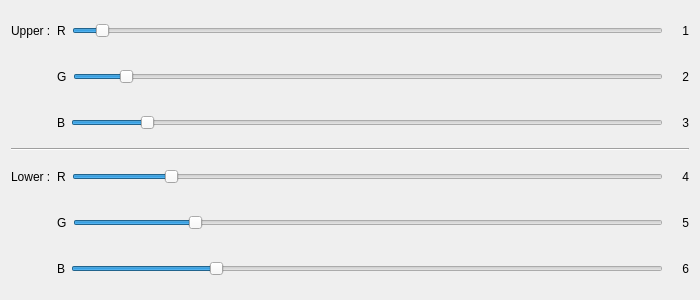
Above: TEST_UI/untitled.ui from 4A8G0039/HW_OpenCV before the change. Below: the same form after it.
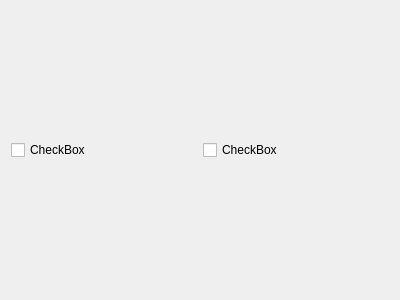
That is the form after the change.

Commit message: ADD_Hough_Line_Transform

```diff
--- a/TEST_UI/untitled.ui
+++ b/TEST_UI/untitled.ui
@@ -6,7 +6,7 @@
    <rect>
     <x>0</x>
     <y>0</y>
-    <width>700</width>
+    <width>400</width>
     <height>300</height>
    </rect>
   </property>
@@ -17,389 +17,16 @@
    <item>
     <layout class="QHBoxLayout" name="u_r_horizontalLayout">
      <item>
-      <widget class="QLabel" name="Upper_label">
-       <property name="enabled">
-        <bool>true</bool>
-       </property>
-       <property name="sizePolicy">
-        <sizepolicy hsizetype="Minimum" vsizetype="Preferred">
-         <horstretch>0</horstretch>
-         <verstretch>0</verstretch>
-        </sizepolicy>
-       </property>
-       <property name="minimumSize">
-        <size>
-         <width>40</width>
-         <height>0</height>
-        </size>
-       </property>
+      <widget class="QCheckBox" name="checkBox_2">
        <property name="text">
-        <string notr="true">Upper :</string>
+        <string>CheckBox</string>
        </property>
       </widget>
      </item>
      <item>
-      <widget class="QLabel" name="u_r">
+      <widget class="QCheckBox" name="checkBox">
        <property name="text">
-        <string notr="true">R</string>
-       </property>
-      </widget>
-     </item>
-     <item>
-      <widget class="QSlider" name="u_r_Slider">
-       <property name="maximum">
-        <number>250</number>
-       </property>
-       <property name="value">
-        <number>10</number>
-       </property>
-       <property name="orientation">
-        <enum>Qt::Horizontal</enum>
-       </property>
-      </widget>
-     </item>
-     <item>
-      <widget class="QLabel" name="u_r_v">
-       <property name="enabled">
-        <bool>true</bool>
-       </property>
-       <property name="sizePolicy">
-        <sizepolicy hsizetype="Minimum" vsizetype="Preferred">
-         <horstretch>0</horstretch>
-         <verstretch>0</verstretch>
-        </sizepolicy>
-       </property>
-       <property name="minimumSize">
-        <size>
-         <width>20</width>
-         <height>0</height>
-        </size>
-       </property>
-       <property name="text">
-        <string notr="true">1</string>
-       </property>
-       <property name="alignment">
-        <set>Qt::AlignRight|Qt::AlignTrailing|Qt::AlignVCenter</set>
-       </property>
-      </widget>
-     </item>
-    </layout>
-   </item>
-   <item>
-    <layout class="QHBoxLayout" name="u_g_horizontalLayout">
-     <item>
-      <spacer name="u_g_horizontalSpacer">
-       <property name="orientation">
-        <enum>Qt::Horizontal</enum>
-       </property>
-       <property name="sizeType">
-        <enum>QSizePolicy::Minimum</enum>
-       </property>
-       <property name="sizeHint" stdset="0">
-        <size>
-         <width>46</width>
-         <height>20</height>
-        </size>
-       </property>
-      </spacer>
-     </item>
-     <item>
-      <widget class="QLabel" name="u_g">
-       <property name="text">
-        <string notr="true">G</string>
-       </property>
-      </widget>
-     </item>
-     <item>
-      <widget class="QSlider" name="u_g_Slider">
-       <property name="maximum">
-        <number>250</number>
-       </property>
-       <property name="value">
-        <number>20</number>
-       </property>
-       <property name="orientation">
-        <enum>Qt::Horizontal</enum>
-       </property>
-      </widget>
-     </item>
-     <item>
-      <widget class="QLabel" name="u_g_v">
-       <property name="sizePolicy">
-        <sizepolicy hsizetype="Minimum" vsizetype="Preferred">
-         <horstretch>0</horstretch>
-         <verstretch>0</verstretch>
-        </sizepolicy>
-       </property>
-       <property name="minimumSize">
-        <size>
-         <width>20</width>
-         <height>0</height>
-        </size>
-       </property>
-       <property name="text">
-        <string notr="true">2</string>
-       </property>
-       <property name="alignment">
-        <set>Qt::AlignRight|Qt::AlignTrailing|Qt::AlignVCenter</set>
-       </property>
-      </widget>
-     </item>
-    </layout>
-   </item>
-   <item>
-    <layout class="QHBoxLayout" name="u_b_horizontalLayout">
-     <item>
-      <spacer name="u_b_horizontalSpacer">
-       <property name="orientation">
-        <enum>Qt::Horizontal</enum>
-       </property>
-       <property name="sizeType">
-        <enum>QSizePolicy::Minimum</enum>
-       </property>
-       <property name="sizeHint" stdset="0">
-        <size>
-         <width>46</width>
-         <height>20</height>
-        </size>
-       </property>
-      </spacer>
-     </item>
-     <item>
-      <widget class="QLabel" name="u_b">
-       <property name="text">
-        <string notr="true">B</string>
-       </property>
-      </widget>
-     </item>
-     <item>
-      <widget class="QSlider" name="u_b_Slider">
-       <property name="maximum">
-        <number>250</number>
-       </property>
-       <property name="value">
-        <number>30</number>
-       </property>
-       <property name="orientation">
-        <enum>Qt::Horizontal</enum>
-       </property>
-      </widget>
-     </item>
-     <item>
-      <widget class="QLabel" name="u_b_v">
-       <property name="sizePolicy">
-        <sizepolicy hsizetype="Minimum" vsizetype="Preferred">
-         <horstretch>0</horstretch>
-         <verstretch>0</verstretch>
-        </sizepolicy>
-       </property>
-       <property name="minimumSize">
-        <size>
-         <width>20</width>
-         <height>0</height>
-        </size>
-       </property>
-       <property name="text">
-        <string notr="true">3</string>
-       </property>
-       <property name="alignment">
-        <set>Qt::AlignRight|Qt::AlignTrailing|Qt::AlignVCenter</set>
-       </property>
-      </widget>
-     </item>
-    </layout>
-   </item>
-   <item>
-    <widget class="Line" name="line">
-     <property name="orientation">
-      <enum>Qt::Horizontal</enum>
-     </property>
-    </widget>
-   </item>
-   <item>
-    <layout class="QHBoxLayout" name="l_r_horizontalLayout">
-     <item>
-      <widget class="QLabel" name="Lower_label">
-       <property name="sizePolicy">
-        <sizepolicy hsizetype="Minimum" vsizetype="Preferred">
-         <horstretch>0</horstretch>
-         <verstretch>0</verstretch>
-        </sizepolicy>
-       </property>
-       <property name="minimumSize">
-        <size>
-         <width>40</width>
-         <height>0</height>
-        </size>
-       </property>
-       <property name="text">
-        <string notr="true">Lower :</string>
-       </property>
-      </widget>
-     </item>
-     <item>
-      <widget class="QLabel" name="l_r">
-       <property name="text">
-        <string notr="true">R</string>
-       </property>
-      </widget>
-     </item>
-     <item>
-      <widget class="QSlider" name="l_r_Slider">
-       <property name="maximum">
-        <number>250</number>
-       </property>
-       <property name="value">
-        <number>40</number>
-       </property>
-       <property name="orientation">
-        <enum>Qt::Horizontal</enum>
-       </property>
-      </widget>
-     </item>
-     <item>
-      <widget class="QLabel" name="l_r_v">
-       <property name="sizePolicy">
-        <sizepolicy hsizetype="Minimum" vsizetype="Preferred">
-         <horstretch>0</horstretch>
-         <verstretch>0</verstretch>
-        </sizepolicy>
-       </property>
-       <property name="minimumSize">
-        <size>
-         <width>20</width>
-         <height>0</height>
-        </size>
-       </property>
-       <property name="text">
-        <string notr="true">4</string>
-       </property>
-       <property name="alignment">
-        <set>Qt::AlignRight|Qt::AlignTrailing|Qt::AlignVCenter</set>
-       </property>
-      </widget>
-     </item>
-    </layout>
-   </item>
-   <item>
-    <layout class="QHBoxLayout" name="l_g_horizontalLayout">
-     <item>
-      <spacer name="l_g_horizontalSpacer">
-       <property name="orientation">
-        <enum>Qt::Horizontal</enum>
-       </property>
-       <property name="sizeType">
-        <enum>QSizePolicy::Minimum</enum>
-       </property>
-       <property name="sizeHint" stdset="0">
-        <size>
-         <width>46</width>
-         <height>20</height>
-        </size>
-       </property>
-      </spacer>
-     </item>
-     <item>
-      <widget class="QLabel" name="l_g">
-       <property name="text">
-        <string notr="true">G</string>
-       </property>
-      </widget>
-     </item>
-     <item>
-      <widget class="QSlider" name="l_g_Slider">
-       <property name="maximum">
-        <number>250</number>
-       </property>
-       <property name="value">
-        <number>50</number>
-       </property>
-       <property name="orientation">
-        <enum>Qt::Horizontal</enum>
-       </property>
-      </widget>
-     </item>
-     <item>
-      <widget class="QLabel" name="l_g_v">
-       <property name="sizePolicy">
-        <sizepolicy hsizetype="Minimum" vsizetype="Preferred">
-         <horstretch>0</horstretch>
-         <verstretch>0</verstretch>
-        </sizepolicy>
-       </property>
-       <property name="minimumSize">
-        <size>
-         <width>20</width>
-         <height>0</height>
-        </size>
-       </property>
-       <property name="text">
-        <string notr="true">5</string>
-       </property>
-       <property name="alignment">
-        <set>Qt::AlignRight|Qt::AlignTrailing|Qt::AlignVCenter</set>
-       </property>
-      </widget>
-     </item>
-    </layout>
-   </item>
-   <item>
-    <layout class="QHBoxLayout" name="l_b_horizontalLayout">
-     <item>
-      <spacer name="l_b_horizontalSpacer">
-       <property name="orientation">
-        <enum>Qt::Horizontal</enum>
-       </property>
-       <property name="sizeType">
-        <enum>QSizePolicy::Minimum</enum>
-       </property>
-       <property name="sizeHint" stdset="0">
-        <size>
-         <width>46</width>
-         <height>20</height>
-        </size>
-       </property>
-      </spacer>
-     </item>
-     <item>
-      <widget class="QLabel" name="l_b">
-       <property name="text">
-        <string notr="true">B</string>
-       </property>
-      </widget>
-     </item>
-     <item>
-      <widget class="QSlider" name="l_b_Slider">
-       <property name="maximum">
-        <number>250</number>
-       </property>
-       <property name="value">
-        <number>60</number>
-       </property>
-       <property name="orientation">
-        <enum>Qt::Horizontal</enum>
-       </property>
-      </widget>
-     </item>
-     <item>
-      <widget class="QLabel" name="l_b_v">
-       <property name="sizePolicy">
-        <sizepolicy hsizetype="Minimum" vsizetype="Preferred">
-         <horstretch>0</horstretch>
-         <verstretch>0</verstretch>
-        </sizepolicy>
-       </property>
-       <property name="minimumSize">
-        <size>
-         <width>20</width>
-         <height>0</height>
-        </size>
-       </property>
-       <property name="text">
-        <string notr="true">6</string>
-       </property>
-       <property name="alignment">
-        <set>Qt::AlignRight|Qt::AlignTrailing|Qt::AlignVCenter</set>
+        <string>CheckBox</string>
        </property>
       </widget>
      </item>
```
Left out of the diff: 10 changed lines with no effect on the pictures. The commit also changes 15 other files.
